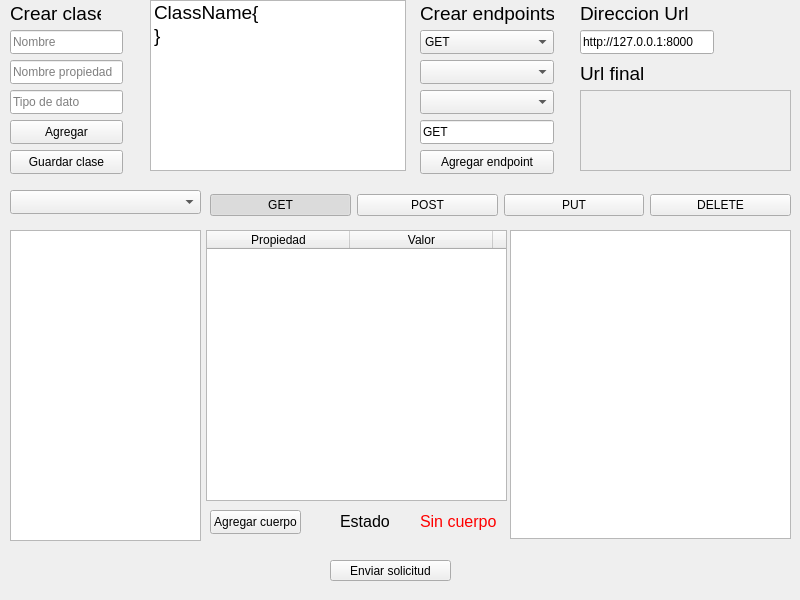
braiaantt/basic-endpoints, file mainwindow.ui: the form before one commit.
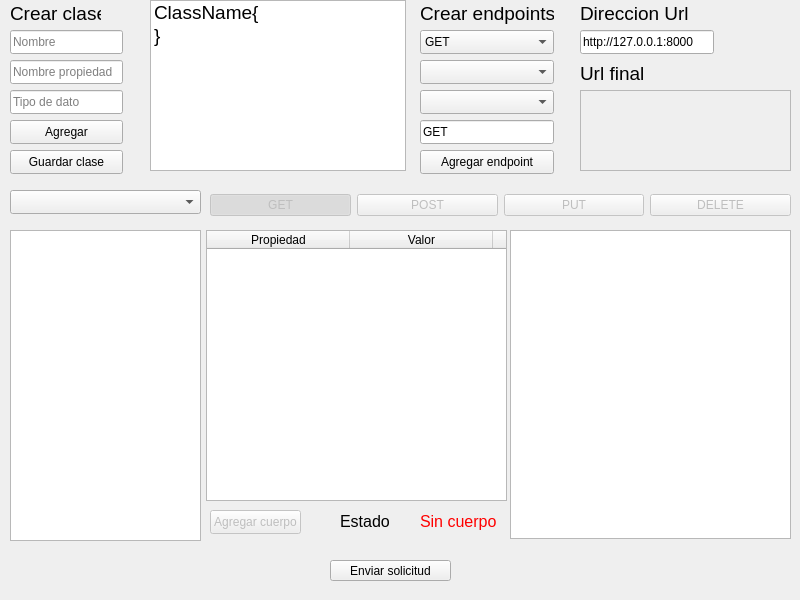
The form after the commit.

What changed in the file:
```diff
--- a/mainwindow.ui
+++ b/mainwindow.ui
@@ -431,7 +431,7 @@
    </widget>
    <widget class="QPushButton" name="pushButtonSetBodyRequest">
     <property name="enabled">
-     <bool>true</bool>
+     <bool>false</bool>
     </property>
     <property name="geometry">
      <rect>
@@ -505,6 +505,9 @@
     <layout class="QHBoxLayout" name="horizontalLayout">
      <item>
       <widget class="QPushButton" name="pushButtonGET">
+       <property name="enabled">
+        <bool>false</bool>
+       </property>
        <property name="text">
         <string>GET</string>
        </property>
@@ -521,6 +524,9 @@
      </item>
      <item>
       <widget class="QPushButton" name="pushButtonPOST">
+       <property name="enabled">
+        <bool>false</bool>
+       </property>
        <property name="text">
         <string>POST</string>
        </property>
@@ -534,6 +540,9 @@
      </item>
      <item>
       <widget class="QPushButton" name="pushButtonPUT">
+       <property name="enabled">
+        <bool>false</bool>
+       </property>
        <property name="text">
         <string>PUT</string>
        </property>
@@ -547,6 +556,9 @@
      </item>
      <item>
       <widget class="QPushButton" name="pushButtonDELETE">
+       <property name="enabled">
+        <bool>false</bool>
+       </property>
        <property name="text">
         <string>DELETE</string>
        </property>
```
